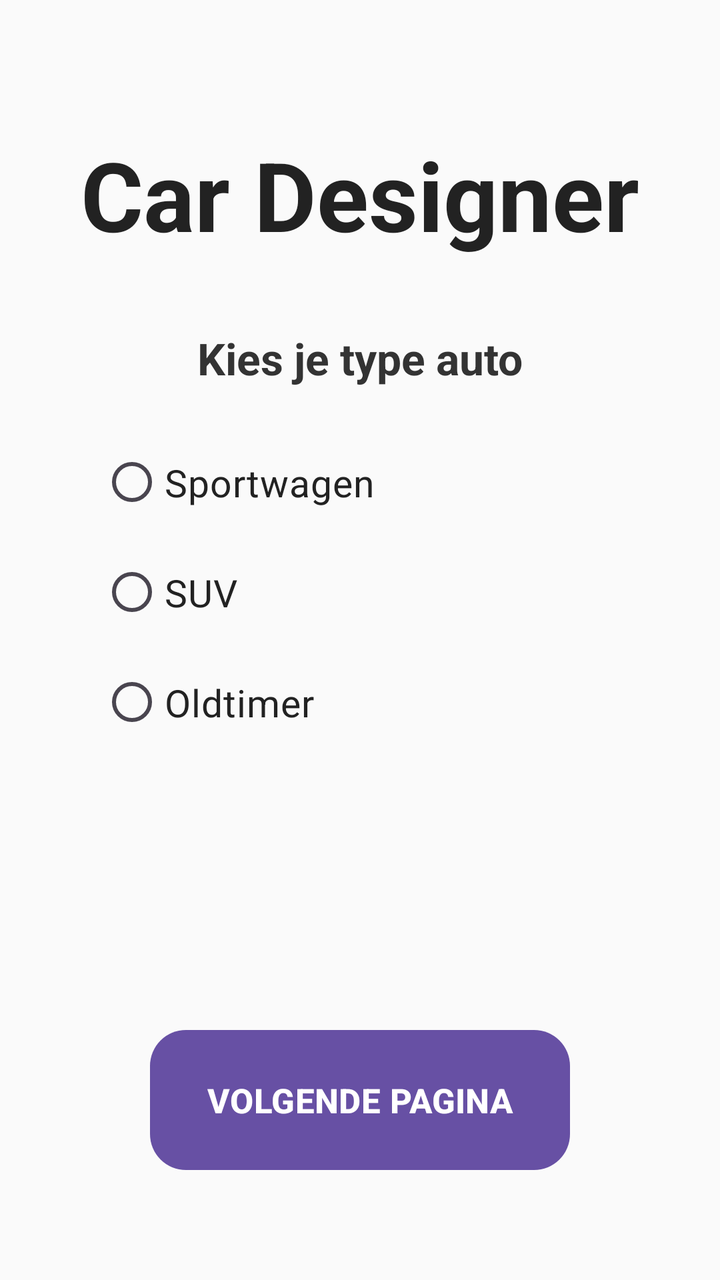
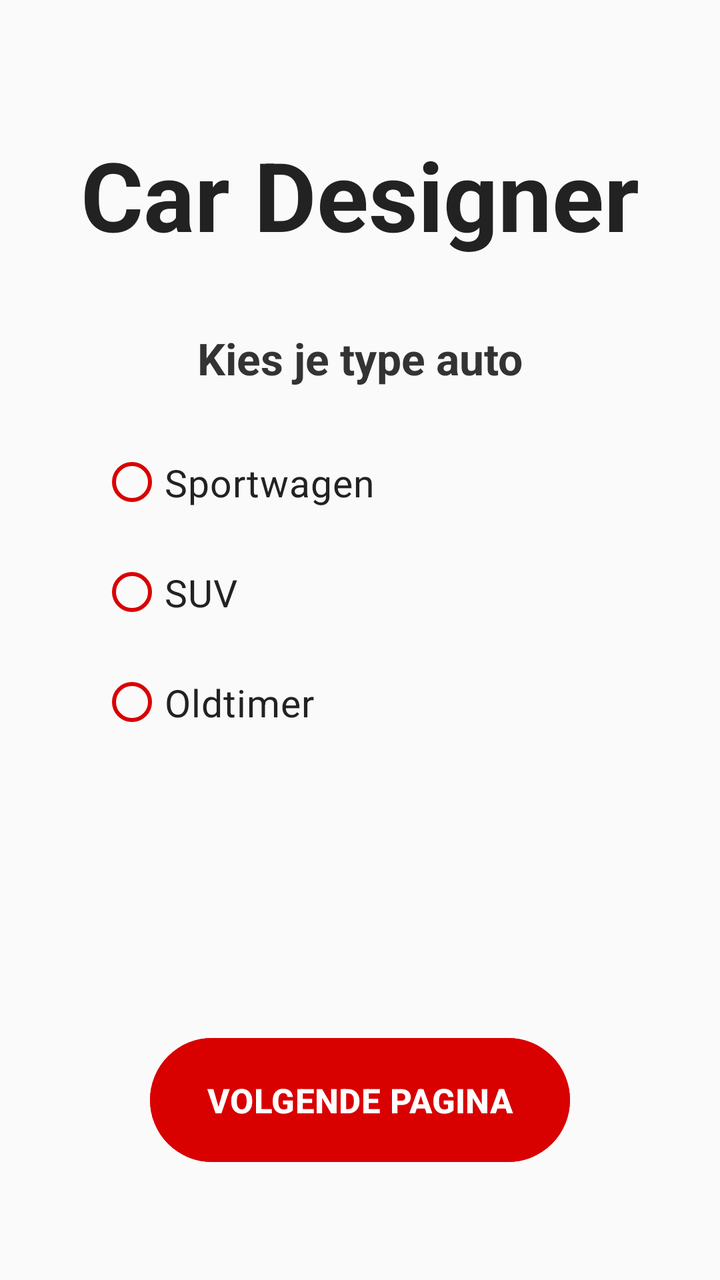

The first picture is an Android layout as it rendered before a commit; the second is the same layout after the commit. The layout source and the unified diff follow.
<!-- AndroidManifest.xml: application theme Theme.AndroidAppCarDesigner -->
<!-- res/layout/activity_main.xml -->
<?xml version="1.0" encoding="utf-8"?>
<androidx.constraintlayout.widget.ConstraintLayout
    xmlns:android="http://schemas.android.com/apk/res/android"
    xmlns:app="http://schemas.android.com/apk/res-auto"
    android:id="@+id/main"
    android:layout_width="match_parent"
    android:layout_height="match_parent"
    android:background="#FAFAFA">

    <TextView
        android:id="@+id/textView2"
        android:layout_width="wrap_content"
        android:layout_height="wrap_content"
        android:text="Car Designer"
        android:textColor="#222222"
        android:textSize="48sp"
        android:textStyle="bold"
        app:layout_constraintTop_toTopOf="parent"
        app:layout_constraintStart_toStartOf="parent"
        app:layout_constraintEnd_toEndOf="parent"
        android:layout_marginTop="65dp" />

    <TextView
        android:id="@+id/kiesAuto"
        android:layout_width="wrap_content"
        android:layout_height="wrap_content"
        android:text="Kies je type auto"
        android:textColor="#333333"
        android:textSize="22sp"
        android:textStyle="bold"
        app:layout_constraintTop_toBottomOf="@id/textView2"
        app:layout_constraintStart_toStartOf="parent"
        app:layout_constraintEnd_toEndOf="parent"
        android:layout_marginTop="35dp" />

    <RadioGroup
        android:id="@+id/radioGroup"
        android:layout_width="260dp"
        android:layout_height="wrap_content"
        android:orientation="vertical"
        app:layout_constraintTop_toBottomOf="@id/kiesAuto"
        app:layout_constraintStart_toStartOf="parent"
        app:layout_constraintEnd_toEndOf="parent"
        android:layout_marginTop="20dp">

        <RadioButton
            android:id="@+id/radioSport"
            android:layout_width="match_parent"
            android:layout_height="55dp"
            android:text="Sportwagen"
            android:textColor="#222222"
            android:textSize="19sp" />

        <RadioButton
            android:id="@+id/radioSUV"
            android:layout_width="match_parent"
            android:layout_height="55dp"
            android:text="SUV"
            android:textColor="#222222"
            android:textSize="19sp" />

        <RadioButton
            android:id="@+id/radioOldtimer"
            android:layout_width="match_parent"
            android:layout_height="55dp"
            android:text="Oldtimer"
            android:textColor="#222222"
            android:textSize="19sp" />

    </RadioGroup>

    <Button
        android:id="@+id/button"
        android:layout_width="210dp"
        android:layout_height="70dp"
        android:text="VOLGENDE PAGINA"
        android:textColor="#FFFFFF"
        android:textSize="17sp"
        android:textStyle="bold"
        android:background="@drawable/button_red"
        app:layout_constraintBottom_toBottomOf="parent"
        app:layout_constraintStart_toStartOf="parent"
        app:layout_constraintEnd_toEndOf="parent"
        android:layout_marginBottom="55dp" />

</androidx.constraintlayout.widget.ConstraintLayout>
<!-- resources referenced by this layout -->
<resources>
  <!-- drawable button_red (drawable) -->
  <?xml version="1.0" encoding="utf-8"?>
  <shape xmlns:android="http://schemas.android.com/apk/res/android"
      android:shape="rectangle">
  
      <solid android:color="#D90000" />
  
      <corners android:radius="18dp" />
  
  </shape>
  <style name="Theme.AndroidAppCarDesigner" parent="Base.Theme.AndroidAppCarDesigner" />
  <style name="Base.Theme.AndroidAppCarDesigner" parent="Theme.Material3.DayNight.NoActionBar">
          
          
      </style>
</resources>

<!-- the commit's change to res/layout/activity_main.xml (unified diff, before → after) -->
@@ -1,4 +1,3 @@
-<?xml version="1.0" encoding="utf-8"?>
 <androidx.constraintlayout.widget.ConstraintLayout
     xmlns:android="http://schemas.android.com/apk/res/android"
     xmlns:app="http://schemas.android.com/apk/res-auto"
@@ -11,42 +10,43 @@
         android:id="@+id/textView2"
         android:layout_width="wrap_content"
         android:layout_height="wrap_content"
+        android:layout_marginTop="65dp"
         android:text="Car Designer"
         android:textColor="#222222"
         android:textSize="48sp"
         android:textStyle="bold"
-        app:layout_constraintTop_toTopOf="parent"
+        app:layout_constraintEnd_toEndOf="parent"
         app:layout_constraintStart_toStartOf="parent"
-        app:layout_constraintEnd_toEndOf="parent"
-        android:layout_marginTop="65dp" />
+        app:layout_constraintTop_toTopOf="parent" />
 
     <TextView
         android:id="@+id/kiesAuto"
         android:layout_width="wrap_content"
         android:layout_height="wrap_content"
+        android:layout_marginTop="35dp"
         android:text="Kies je type auto"
         android:textColor="#333333"
         android:textSize="22sp"
         android:textStyle="bold"
-        app:layout_constraintTop_toBottomOf="@id/textView2"
+        app:layout_constraintEnd_toEndOf="parent"
         app:layout_constraintStart_toStartOf="parent"
-        app:layout_constraintEnd_toEndOf="parent"
-        android:layout_marginTop="35dp" />
+        app:layout_constraintTop_toBottomOf="@id/textView2" />
 
     <RadioGroup
         android:id="@+id/radioGroup"
         android:layout_width="260dp"
         android:layout_height="wrap_content"
+        android:layout_marginTop="20dp"
         android:orientation="vertical"
-        app:layout_constraintTop_toBottomOf="@id/kiesAuto"
+        app:layout_constraintEnd_toEndOf="parent"
         app:layout_constraintStart_toStartOf="parent"
-        app:layout_constraintEnd_toEndOf="parent"
-        android:layout_marginTop="20dp">
+        app:layout_constraintTop_toBottomOf="@id/kiesAuto">
 
         <RadioButton
             android:id="@+id/radioSport"
             android:layout_width="match_parent"
             android:layout_height="55dp"
+            app:buttonTint="#D90000"
             android:text="Sportwagen"
             android:textColor="#222222"
             android:textSize="19sp" />
@@ -55,6 +55,7 @@
             android:id="@+id/radioSUV"
             android:layout_width="match_parent"
             android:layout_height="55dp"
+            app:buttonTint="#D90000"
             android:text="SUV"
             android:textColor="#222222"
             android:textSize="19sp" />
@@ -63,6 +64,7 @@
             android:id="@+id/radioOldtimer"
             android:layout_width="match_parent"
             android:layout_height="55dp"
+            app:buttonTint="#D90000"
             android:text="Oldtimer"
             android:textColor="#222222"
             android:textSize="19sp" />
@@ -73,14 +75,14 @@
         android:id="@+id/button"
         android:layout_width="210dp"
         android:layout_height="70dp"
+        android:layout_marginBottom="55dp"
+        android:backgroundTint="#D90000"
         android:text="VOLGENDE PAGINA"
         android:textColor="#FFFFFF"
         android:textSize="17sp"
         android:textStyle="bold"
-        android:background="@drawable/button_red"
         app:layout_constraintBottom_toBottomOf="parent"
-        app:layout_constraintStart_toStartOf="parent"
         app:layout_constraintEnd_toEndOf="parent"
-        android:layout_marginBottom="55dp" />
+        app:layout_constraintStart_toStartOf="parent" />
 
 </androidx.constraintlayout.widget.ConstraintLayout>
<!-- resource entries referenced after the edit -->
@@ -1,15 +1,5 @@
 <!-- resources referenced by this layout -->
 <resources>
-  <!-- drawable button_red (drawable) -->
-  <?xml version="1.0" encoding="utf-8"?>
-  <shape xmlns:android="http://schemas.android.com/apk/res/android"
-      android:shape="rectangle">
-  
-      <solid android:color="#D90000" />
-  
-      <corners android:radius="18dp" />
-  
-  </shape>
   <style name="Theme.AndroidAppCarDesigner" parent="Base.Theme.AndroidAppCarDesigner" />
   <style name="Base.Theme.AndroidAppCarDesigner" parent="Theme.Material3.DayNight.NoActionBar">
           
